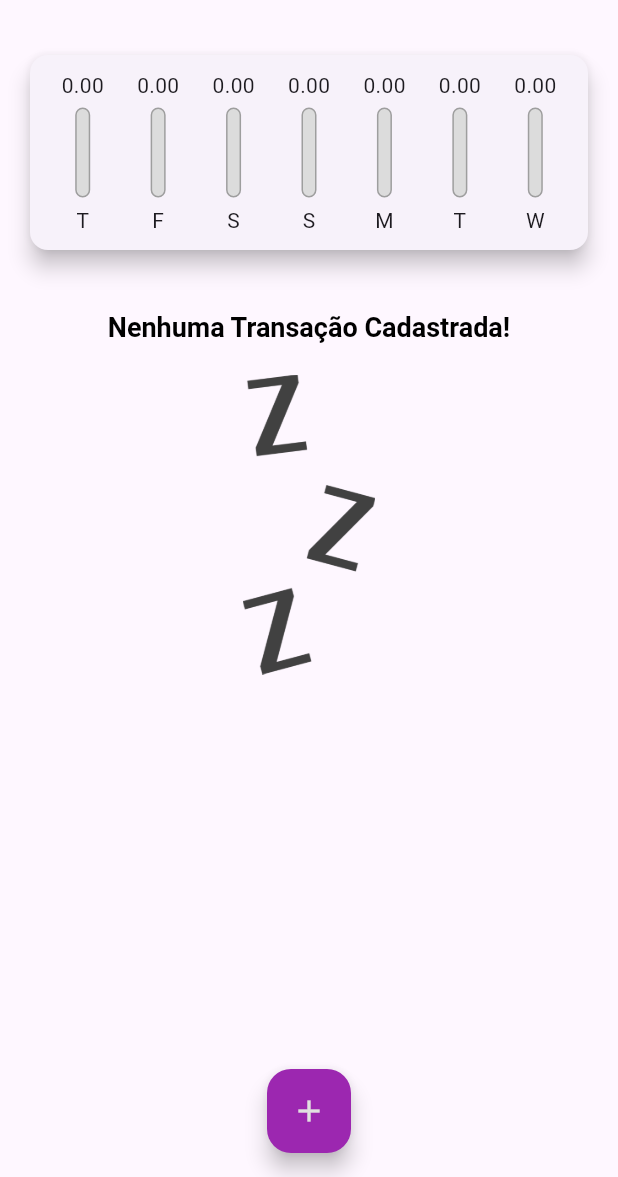
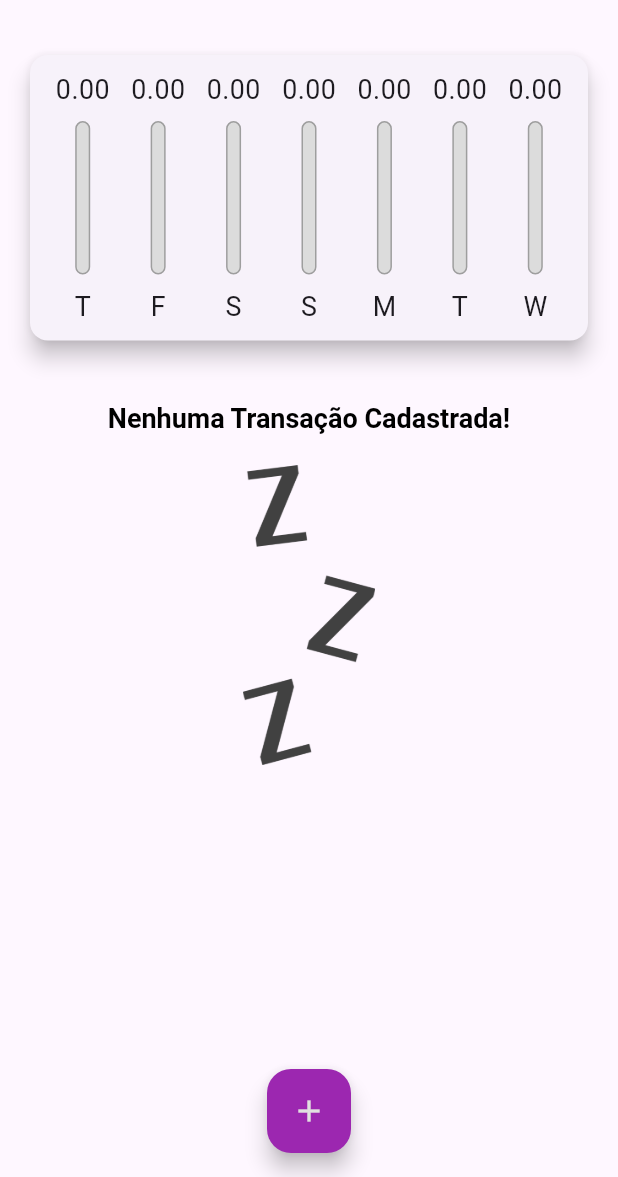
Before and after one commit to elias-ssouza/expenses_1.0, a Flutter app: the screen it shows after launch, on a phone screen of 412 x 824 dp, the part 59-1236 px from its top. Run offline on Flutter 3.47's test engine with Material 3 defaults, Android fonts, the phone set to English and light mode, and no system bars; Roboto replaces fonts that are missing (OpenSans).

Commit message:
deixando o gráfico responsivo

```diff
--- a/lib/components/chart_bar.dart
+++ b/lib/components/chart_bar.dart
@@ -14,17 +14,19 @@ class ChartBar extends StatelessWidget {
 
   @override
   Widget build(BuildContext context) {
+    return LayoutBuilder(
+      builder: (ctx, constraints){
         return Column(
-      children: [
-        SizedBox(
-          height: 20,
+        children: <Widget> [
+          Container(
+            height: constraints.maxHeight * 0.15,
             child: FittedBox(
               child: Text('${value!.toStringAsFixed(2)}'),
             ),
           ),
-        const SizedBox(height: 5),
+          SizedBox(height: constraints.maxHeight *0.05),
           SizedBox(
-          height: 60,
+            height: constraints.maxHeight * 0.6,
             width: 10,
             child: Stack(
               alignment: Alignment.bottomCenter,
@@ -51,9 +53,16 @@ class ChartBar extends StatelessWidget {
               ],
             ),
           ),
-        const SizedBox(height: 5),
-        Text(label!),
+          SizedBox(height: constraints.maxHeight *0.05),
+          Container(
+            height: constraints.maxHeight * 0.15,
+            child: FittedBox(
+              child: Text(label!),
+            ),
+          ),
         ],
+      );
+      },
     );
   }
 }
--- a/lib/components/transaction_list.dart
+++ b/lib/components/transaction_list.dart
@@ -10,9 +10,7 @@ class TransactionList extends StatelessWidget {
 
   @override
   Widget build(BuildContext context) {
-    return SizedBox(
-      height: 400,
-      child: transactions.isEmpty
+    return transactions.isEmpty
         ? Column(
             children: [
               const SizedBox(height: 20),
@@ -66,7 +64,6 @@ class TransactionList extends StatelessWidget {
                     ),
                 ),
               );
-  }),
-    );
+      });
   }
 }
--- a/lib/main.dart
+++ b/lib/main.dart
@@ -88,8 +88,8 @@ class _MyHomePageState extends State<MyHomePage> {
 
   @override
   Widget build(BuildContext context) {
-    return Scaffold(
-      appBar: AppBar(
+
+    final appBar = AppBar(
         title: const Text('Despesas Pessoais'),
         actions: [
           IconButton(
@@ -97,13 +97,23 @@ class _MyHomePageState extends State<MyHomePage> {
             onPressed: () => _openTransactionFormModal(context),
           ),
         ],
-      ),
+      );
+
+    final availableHeight = MediaQuery.of(context).size.height
+      - appBar.preferredSize.height - MediaQuery.of(context).padding.top;
+
+    return Scaffold(
+      appBar: appBar,
       body: SingleChildScrollView(
         child: Column(
           crossAxisAlignment: CrossAxisAlignment.stretch,
           children: [
-            Chart(_recentTransactions),
-            TransactionList(_transactions, _removeTransaction),
+            Container(
+              height: availableHeight * 0.3,
+              child: Chart(_recentTransactions)),
+            Container(
+              height: availableHeight * 0.7,
+              child: TransactionList(_transactions, _removeTransaction)),
           ],
         ),
       ),
```
Lines whose indentation alone changed are shown as unchanged.
